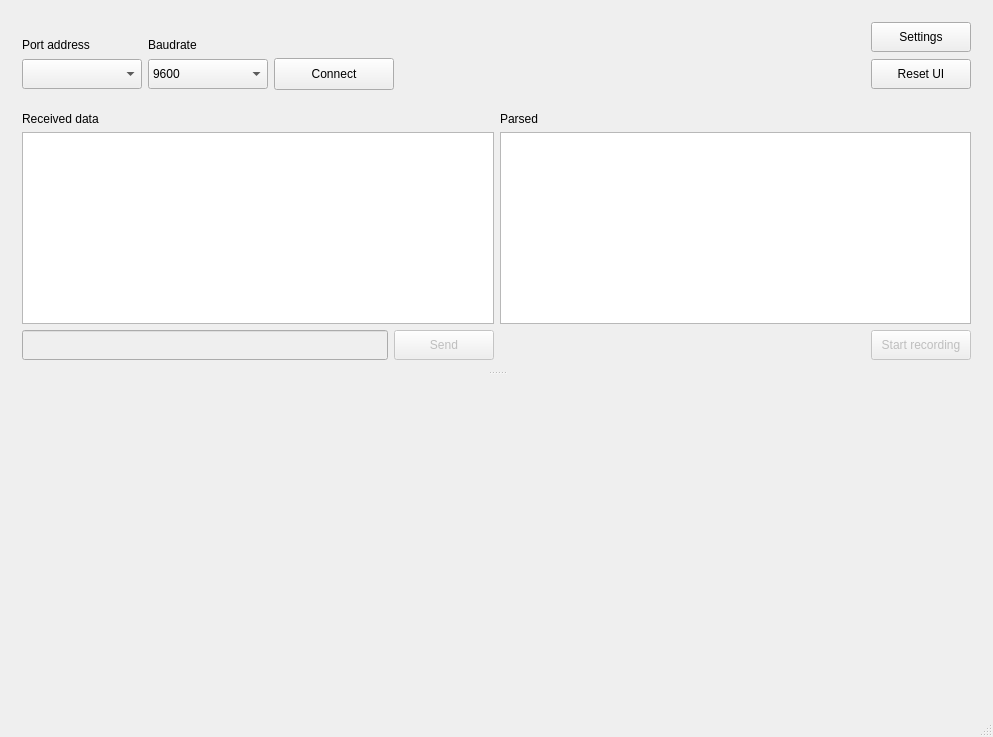
First picture: the form in mainwindow.ui, repository aleksandrbazhin/just_another_serial_logger, before the edit.
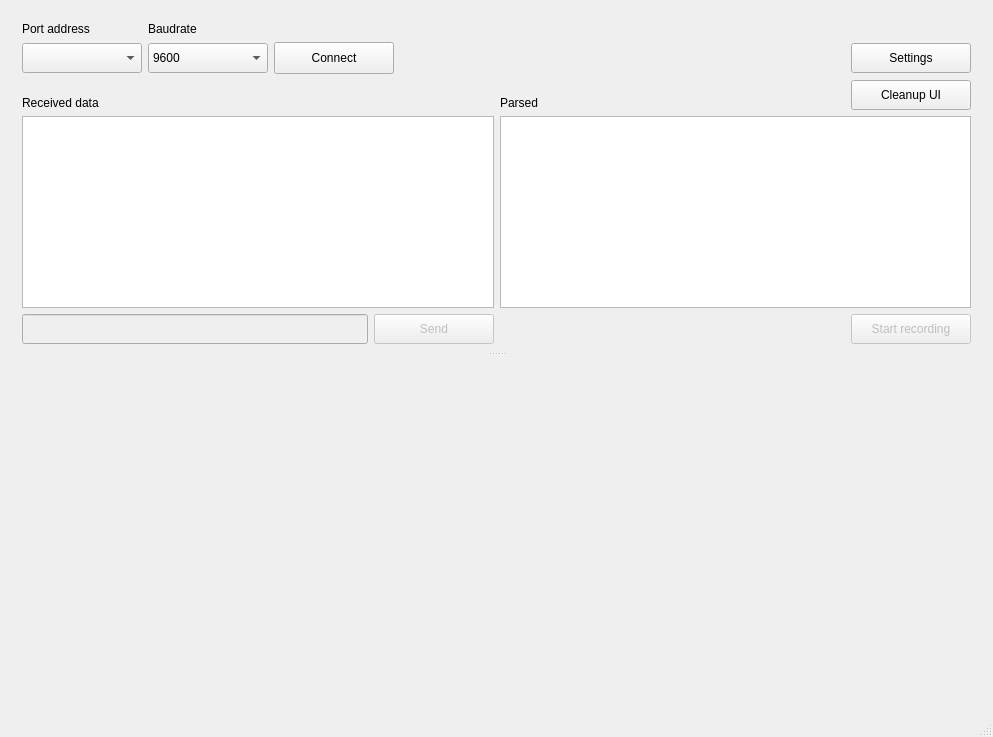
Second picture: the form after the edit. Icons and pictures are not drawn. Custom widgets are drawn as their Qt base class.

Diff of the .ui file:
```diff
--- a/mainwindow.ui
+++ b/mainwindow.ui
@@ -17,19 +17,59 @@
    <string notr="true">QSplitter::handle {
 height:16px;
     image: url(:images/drag-icon.png);
-}</string>
+}
+QComboBox QAbstractItemView::item { min-height: 26px;; }
+QListView::item:selected { color: black; background-color: lightgray}</string>
   </property>
   <widget class="QWidget" name="centralWidget">
    <layout class="QGridLayout" name="gridLayout_3">
     <item row="0" column="0">
      <widget class="QSplitter" name="splitter">
+      <property name="minimumSize">
+       <size>
+        <width>0</width>
+        <height>0</height>
+       </size>
+      </property>
       <property name="orientation">
        <enum>Qt::Vertical</enum>
       </property>
       <widget class="QWidget" name="layoutWidget">
        <layout class="QGridLayout" name="gridLayout_2">
+        <property name="bottomMargin">
+         <number>8</number>
+        </property>
+        <item row="4" column="3">
+         <widget class="QPushButton" name="recordButton">
+          <property name="enabled">
+           <bool>false</bool>
+          </property>
+          <property name="minimumSize">
+           <size>
+            <width>100</width>
+            <height>30</height>
+           </size>
+          </property>
+          <property name="text">
+           <string>Start recording</string>
+          </property>
+         </widget>
+        </item>
         <item row="0" column="0" colspan="4">
          <layout class="QGridLayout" name="headerGridLayout">
+          <item row="2" column="2">
+           <widget class="QPushButton" name="connectButton">
+            <property name="minimumSize">
+             <size>
+              <width>120</width>
+              <height>32</height>
+             </size>
+            </property>
+            <property name="text">
+             <string>Connect</string>
+            </property>
+           </widget>
+          </item>
           <item row="0" column="1" alignment="Qt::AlignBottom">
            <widget class="QLabel" name="baudLabel">
             <property name="text">
@@ -37,6 +77,19 @@
             </property>
            </widget>
           </item>
+          <item row="2" column="3">
+           <spacer name="horizontalSpacer_2">
+            <property name="orientation">
+             <enum>Qt::Horizontal</enum>
+            </property>
+            <property name="sizeHint" stdset="0">
+             <size>
+              <width>40</width>
+              <height>20</height>
+             </size>
+            </property>
+           </spacer>
+          </item>
           <item row="2" column="0">
            <widget class="PortsComboBox" name="portComboBox">
             <property name="minimumSize">
@@ -47,55 +100,6 @@
             </property>
            </widget>
           </item>
-          <item row="2" column="2">
-           <widget class="QPushButton" name="connectButton">
-            <property name="minimumSize">
-             <size>
-              <width>120</width>
-              <height>32</height>
-             </size>
-            </property>
-            <property name="text">
-             <string>Connect</string>
-            </property>
-           </widget>
-          </item>
-          <item row="0" column="0" alignment="Qt::AlignBottom">
-           <widget class="QLabel" name="portLabel">
-            <property name="text">
-             <string>Port address</string>
-            </property>
-           </widget>
-          </item>
-          <item row="2" column="4">
-           <widget class="QPushButton" name="resetUIButton">
-            <property name="minimumSize">
-             <size>
-              <width>100</width>
-              <height>30</height>
-             </size>
-            </property>
-            <property name="focusPolicy">
-             <enum>Qt::ClickFocus</enum>
-            </property>
-            <property name="text">
-             <string>Reset UI</string>
-            </property>
-           </widget>
-          </item>
-          <item row="0" column="4">
-           <widget class="QPushButton" name="settingsButton">
-            <property name="minimumSize">
-             <size>
-              <width>100</width>
-              <height>30</height>
-             </size>
-            </property>
-            <property name="text">
-             <string>Settings</string>
-            </property>
-           </widget>
-          </item>
           <item row="2" column="1">
            <widget class="QComboBox" name="baudComboBox">
             <property name="minimumSize">
@@ -152,36 +156,52 @@
             </item>
            </widget>
           </item>
-          <item row="2" column="3">
-           <spacer name="horizontalSpacer_2">
-            <property name="orientation">
-             <enum>Qt::Horizontal</enum>
+          <item row="0" column="0" alignment="Qt::AlignBottom">
+           <widget class="QLabel" name="portLabel">
+            <property name="text">
+             <string>Port address</string>
             </property>
-            <property name="sizeHint" stdset="0">
+           </widget>
+          </item>
+          <item row="2" column="4">
+           <widget class="QPushButton" name="settingsButton">
+            <property name="minimumSize">
              <size>
-              <width>40</width>
-              <height>20</height>
+              <width>120</width>
+              <height>30</height>
              </size>
             </property>
-           </spacer>
+            <property name="text">
+             <string>Settings</string>
+            </property>
+           </widget>
           </item>
          </layout>
         </item>
-        <item row="1" column="0" alignment="Qt::AlignBottom">
-         <widget class="QLabel" name="label">
+        <item row="4" column="0">
+         <widget class="QLineEdit" name="sendLineEdit">
+          <property name="enabled">
+           <bool>false</bool>
+          </property>
+          <property name="minimumSize">
+           <size>
+            <width>0</width>
+            <height>30</height>
+           </size>
+          </property>
           <property name="text">
-           <string>Received data</string>
+           <string/>
           </property>
          </widget>
         </item>
         <item row="1" column="2" alignment="Qt::AlignBottom">
-         <widget class="QLabel" name="label_2">
+         <widget class="QLabel" name="parsedLabel">
           <property name="text">
            <string>Parsed</string>
           </property>
          </widget>
         </item>
-        <item row="2" column="0" colspan="2">
+        <item row="3" column="0" colspan="2">
          <widget class="QPlainTextEdit" name="rawPlainTextEdit">
           <property name="sizePolicy">
            <sizepolicy hsizetype="Expanding" vsizetype="Expanding">
@@ -203,7 +223,30 @@
           </property>
          </widget>
         </item>
-        <item row="2" column="2" colspan="2">
+        <item row="1" column="0" alignment="Qt::AlignBottom">
+         <widget class="QLabel" name="dataLabel">
+          <property name="text">
+           <string>Received data</string>
+          </property>
+         </widget>
+        </item>
+        <item row="4" column="1">
+         <widget class="QPushButton" name="sendtButton">
+          <property name="enabled">
+           <bool>false</bool>
+          </property>
+          <property name="minimumSize">
+           <size>
+            <width>120</width>
+            <height>30</height>
+           </size>
+          </property>
+          <property name="text">
+           <string>Send</string>
+          </property>
+         </widget>
+        </item>
+        <item row="3" column="2" colspan="2">
          <widget class="QPlainTextEdit" name="parsedPlainTextEdit">
           <property name="enabled">
            <bool>true</bool>
@@ -243,39 +286,7 @@
           </property>
          </widget>
         </item>
-        <item row="3" column="0">
-         <widget class="QLineEdit" name="sendLineEdit">
-          <property name="enabled">
-           <bool>false</bool>
-          </property>
-          <property name="minimumSize">
-           <size>
-            <width>0</width>
-            <height>30</height>
-           </size>
-          </property>
-          <property name="text">
-           <string/>
-          </property>
-         </widget>
-        </item>
-        <item row="3" column="1">
-         <widget class="QPushButton" name="sendtButton">
-          <property name="enabled">
-           <bool>false</bool>
-          </property>
-          <property name="minimumSize">
-           <size>
-            <width>100</width>
-            <height>30</height>
-           </size>
-          </property>
-          <property name="text">
-           <string>Send</string>
-          </property>
-         </widget>
-        </item>
-        <item row="3" column="2">
+        <item row="4" column="2">
          <spacer name="horizontalSpacer">
           <property name="orientation">
            <enum>Qt::Horizontal</enum>
@@ -288,32 +299,19 @@
           </property>
          </spacer>
         </item>
-        <item row="3" column="3">
-         <widget class="QPushButton" name="recordButton">
-          <property name="enabled">
-           <bool>false</bool>
-          </property>
-          <property name="minimumSize">
-           <size>
-            <width>100</width>
-            <height>30</height>
-           </size>
-          </property>
-          <property name="text">
-           <string>Start recording</string>
-          </property>
-         </widget>
-        </item>
         <item row="1" column="3">
-         <widget class="QLabel" name="label_3">
+         <widget class="QPushButton" name="resetUIButton">
           <property name="minimumSize">
            <size>
-            <width>0</width>
+            <width>120</width>
             <height>30</height>
            </size>
           </property>
+          <property name="focusPolicy">
+           <enum>Qt::ClickFocus</enum>
+          </property>
           <property name="text">
-           <string/>
+           <string>Cleanup UI</string>
           </property>
          </widget>
         </item>
```
Left out of the diff: 2 changed lines with no effect on the pictures.
